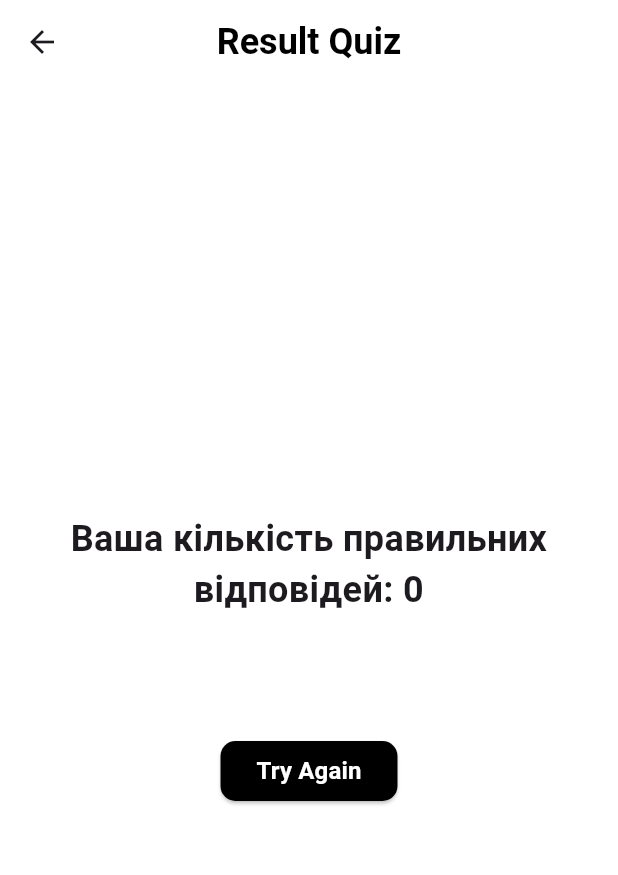
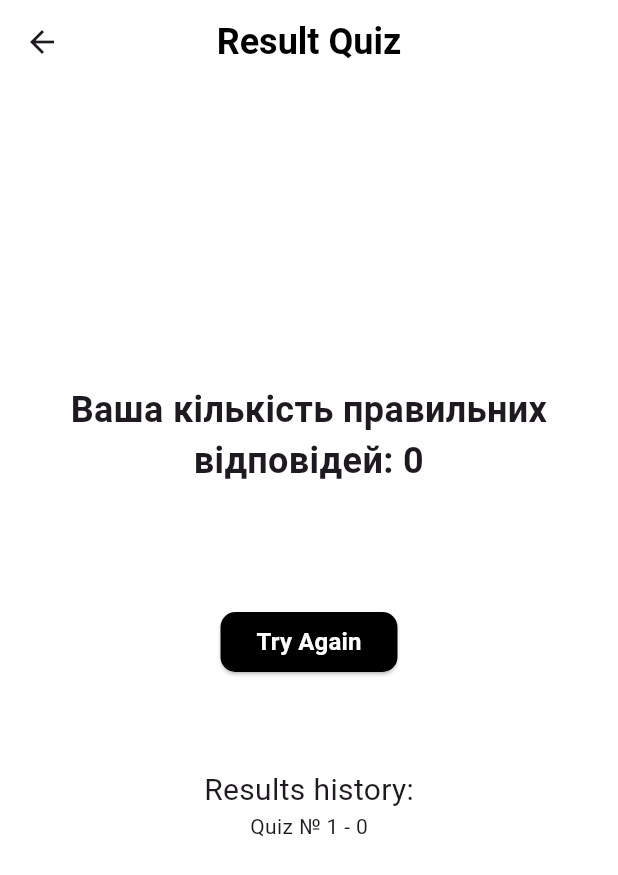
Before and after one commit to MaximDmytruk/quiz, a Flutter app: the ResultScreen screen opened by its route, after a tap on "Try Again", on a phone screen of 412 x 824 dp. Shown: the top 875 px of the screen. Run offline on Flutter 3.47's test engine with Material 3 defaults, Android fonts, the phone set to English and light mode, and no system bars; our stand-ins replace bloc, flutter_bloc, freezed_annotation.

Commit message:
Add result history

```diff
--- a/lib/blocs/question_cubit/question_cubit.dart
+++ b/lib/blocs/question_cubit/question_cubit.dart
@@ -39,6 +39,7 @@ class QuestionCubit extends Cubit<QuestionState> {
   void resetQuiz() {
     emit(
       state.copyWith(
+        history: [...state.history, state.correctAnswers],
         currentIndex: 0,
         correctAnswers: 0,
         status: QuestionStatus.initial,
--- a/lib/blocs/question_cubit/question_state.dart
+++ b/lib/blocs/question_cubit/question_state.dart
@@ -9,5 +9,6 @@ class QuestionState with _$QuestionState {
     @Default([]) List<QuestionModel> questions,
     @Default(0) int currentIndex,
     @Default(0) int correctAnswers,
+    @Default([]) List<int> history,
   }) = _QuestionState;
 }
--- a/lib/constants/text_app.dart
+++ b/lib/constants/text_app.dart
@@ -8,4 +8,7 @@ class TextApp {
   static const String questions = 'Questions Quiz';
   static const String tryAgain = 'Try Again';
   static const String resultQuiz = 'Result Quiz';
+  static const String resultsHistory = 'Results history:';
+  static const String quizNumber = 'Quiz №';
+
 }
--- a/lib/screens/result_screen/result_screen.dart
+++ b/lib/screens/result_screen/result_screen.dart
@@ -22,10 +22,14 @@ class ResultScreen extends StatelessWidget {
       body: BlocBuilder<QuestionCubit, QuestionState>(
         builder: (context, state) {
           return Padding(
-            padding: EdgeInsets.symmetric(vertical: 200.0, horizontal: 30.0),
+            padding: EdgeInsets.only(
+              top: 200.0,
+              left: 30.0,
+              right: 30,
+              bottom: 10,
+            ),
             child: Center(
               child: Column(
-                spacing: 80,
                 mainAxisAlignment: MainAxisAlignment.center,
                 children: [
                   Text(
@@ -33,6 +37,7 @@ class ResultScreen extends StatelessWidget {
                     style: TextStyle(fontSize: 24, fontWeight: FontWeight.bold),
                     textAlign: TextAlign.center,
                   ),
+                  SizedBox(height: 80),
 
                   CustomButton(
                     name: TextApp.tryAgain,
@@ -40,6 +45,27 @@ class ResultScreen extends StatelessWidget {
                       tryAgainAction(context);
                     },
                   ),
+                  SizedBox(height: 60.0),
+                  if (state.history.isNotEmpty) ...[
+                    Text(
+                      TextApp.resultsHistory,
+                      style: TextStyle(fontSize: 20),
+                    ),
+
+                    Expanded(
+                      child: ListView.builder(
+                        itemCount: state.history.length,
+                        itemBuilder: (context, index) {
+                          final int result = state.history[index];
+                          return Center(
+                            child: Text(
+                              '${TextApp.quizNumber} ${index + 1} - $result',
+                            ),
+                          );
+                        },
+                      ),
+                    ),
+                  ],
                 ],
               ),
             ),
```
Also changed, not shown: lib/blocs/question_cubit/question_cubit.freezed.dart.
